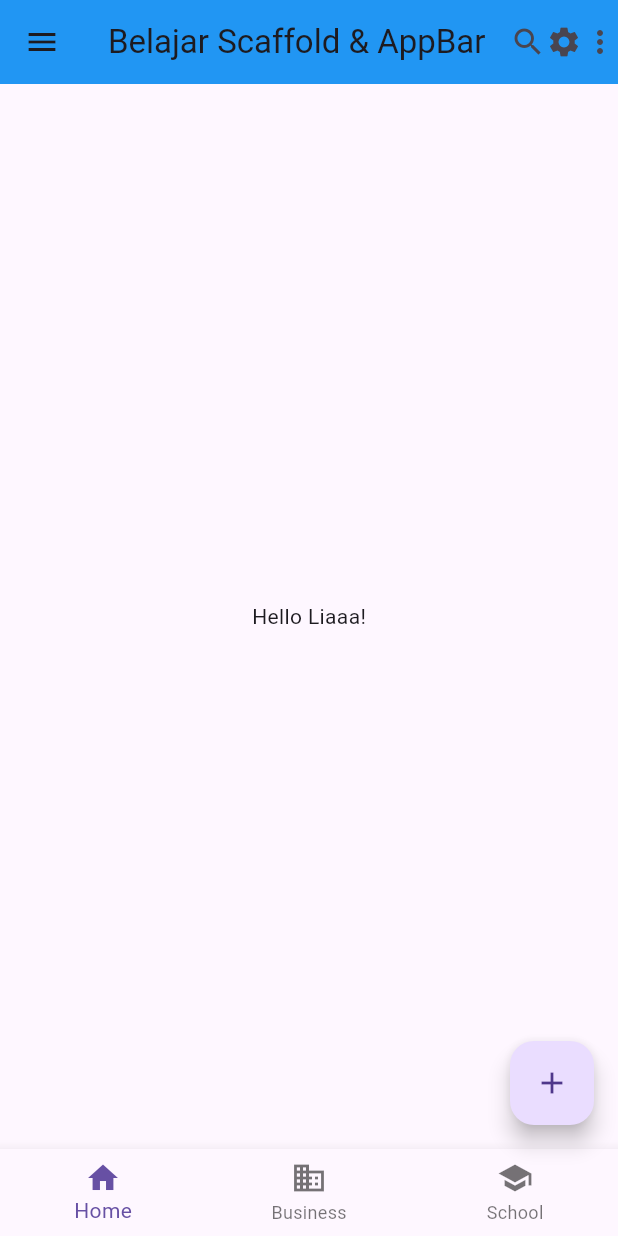
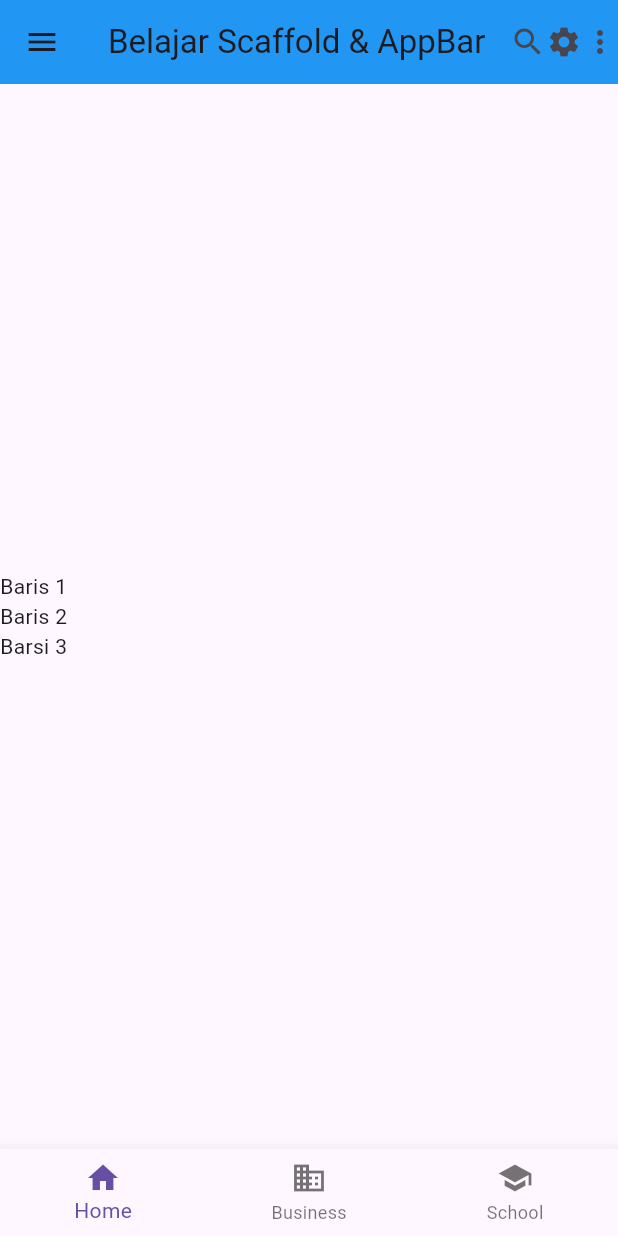
Before and after one commit to rahmaliaaa/pemograman_mobile, a Flutter app: the screen it shows after launch, on a phone screen of 412 x 824 dp. Run offline on Flutter 3.47's test engine with Material 3 defaults, Android fonts, the phone set to English and light mode, and no system bars.

Commit message:
menambahkan coloumn

```diff
--- a/flutter/flutter_application_3/lib/main.dart
+++ b/flutter/flutter_application_3/lib/main.dart
@@ -20,10 +20,14 @@
             Icon(Icons.more_vert),
           ],
         ),
-        body: const Center(child: Text("Hello Liaaa!")),
-        floatingActionButton: FloatingActionButton(
-          onPressed: () {},
-          child: Icon(Icons.add),
+        body: Column(
+          mainAxisAlignment: MainAxisAlignment.center,
+          crossAxisAlignment: CrossAxisAlignment.start,
+          children: const [
+            Text("Baris 1"),
+            Text("Baris 2"),
+            Text("Barsi 3"),
+          ],
         ),
         drawer: Drawer( // Menambahkan drawer
           child: ListView(
```
